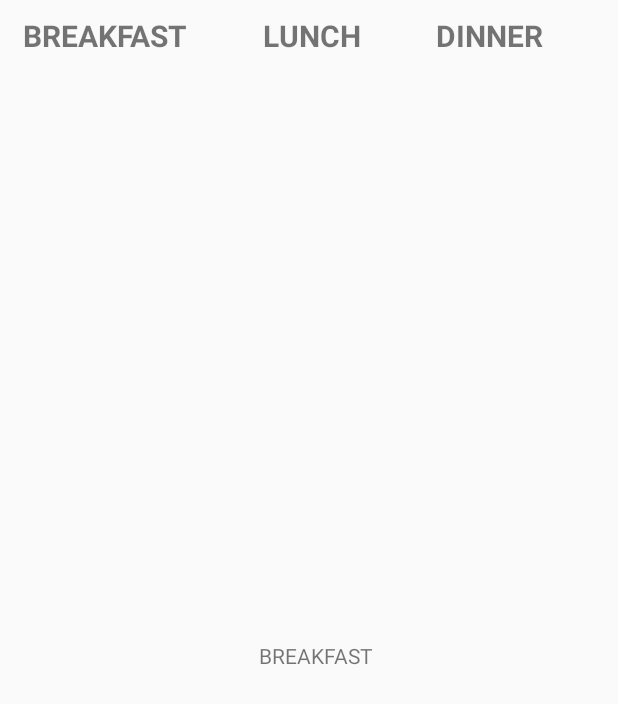
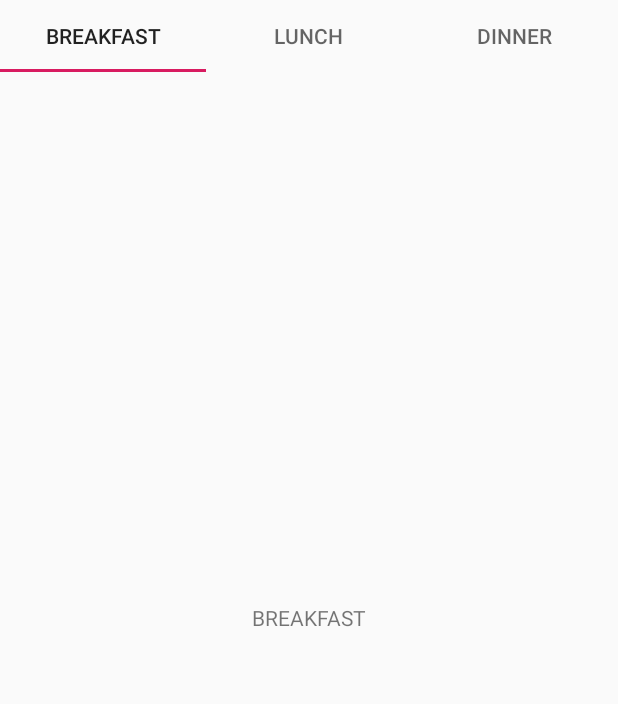
Before and after one commit to shivanijain1/foodCubesMerchant, an Android app: the Menu screen opened directly, with no data from a screen before it, on a phone screen of 412 x 824 dp. Shown: the top 704 px of the screen. Run offline under Robolectric (Android 15) with nearby library versions, the phone set to English and light mode, and no system bars.

```diff
--- a/app/src/main/java/com/example/foodcubesmerchant/MainActivity.java
+++ b/app/src/main/java/com/example/foodcubesmerchant/MainActivity.java
@@ -21,7 +21,7 @@ public class MainActivity extends AppCompatActivity implements View.OnClickListe
     protected void onCreate(Bundle savedInstanceState) {
         super.onCreate(savedInstanceState);
         setContentView(R.layout.activity_main);
-        newActivity = new Intent(MainActivity.this,Menu.class);
+        newActivity = new Intent(MainActivity.this, Menu.class);
         mon = findViewById(R.id.Monday);
         tues = findViewById(R.id.Tuesday);
         wednes = findViewById(R.id.Wednesday);
--- a/app/src/main/java/com/example/foodcubesmerchant/Menu.java
+++ b/app/src/main/java/com/example/foodcubesmerchant/Menu.java
@@ -10,26 +10,33 @@ import android.view.View;
 import android.widget.TextView;
 import android.widget.Toast;
 
+import com.google.android.material.tabs.TabItem;
+import com.google.android.material.tabs.TabLayout;
+
 public class Menu extends AppCompatActivity {
-    TextView breakfast, lunch, dinner;
+    TabItem breakfast,lunch,dinner;
+    Toolbar toolbar;
+    TabLayout tabLayout;
     ViewPager viewpager;
-    PagerViewAdapter pagerViewAdapter;
+   PagerViewAdapter pagerViewAdapter;
     // Intent newActivity;
 
     @Override
     protected void onCreate(Bundle savedInstanceState) {
         super.onCreate(savedInstanceState);
         setContentView(R.layout.activity_menu);
+        tabLayout = findViewById(R.id.tabs);
         breakfast = findViewById(R.id.Breakfast);
         lunch = findViewById(R.id.Lunch);
         dinner = findViewById(R.id.Dinner);
         // newActivity = new Intent(Menu.this, toolbar.class);
         //startActivity(newActivity);
 
-        viewpager = findViewById(R.id.toolbar);
+        viewpager = findViewById(R.id.viewpager);
         pagerViewAdapter = new PagerViewAdapter(getSupportFragmentManager());
         viewpager.setAdapter(pagerViewAdapter);
-        breakfast.setOnClickListener(new View.OnClickListener() {
+       // tabLayout.setupWithViewPager(viewpager);
+     /* breakfast.setOnClickListener(new View.OnClickListener() {
             @Override
             public void onClick(View v) {
                 viewpager.setCurrentItem(0);
@@ -47,32 +54,41 @@ public class Menu extends AppCompatActivity {
                 viewpager.setCurrentItem(2);
             }
         });
-       // getSupportActionBar().setTitle("Menu");
-        //getSupportActionBar().setDisplayHomeAsUpEnabled(true);
 
-        viewpager.addOnPageChangeListener(new ViewPager.OnPageChangeListener() {
+*/
+     viewpager.addOnPageChangeListener(new TabLayout.TabLayoutOnPageChangeListener(tabLayout));
+        tabLayout.addOnTabSelectedListener(new TabLayout.OnTabSelectedListener() {
             @Override
-            public void onPageScrolled(int position, float positionOffset, int positionOffsetPixels) {
-                onPageSelected(position);
+            public void onTabSelected(TabLayout.Tab tab) {
+                viewpager.setCurrentItem(tab.getPosition());
+                if (tab.getPosition() == 0) {
+                    pagerViewAdapter.notifyDataSetChanged();
+                }
+                if (tab.getPosition() == 1) {
+                    pagerViewAdapter.notifyDataSetChanged();
+                }
+                if (tab.getPosition() == 2) {
+                    pagerViewAdapter.notifyDataSetChanged();
+                }
             }
 
             @Override
-            public void onPageSelected(int position) {
-                onChangeTab (position);
+            public void onTabUnselected(TabLayout.Tab tab) {
+
             }
 
             @Override
-            public void onPageScrollStateChanged(int state) {
+            public void onTabReselected(TabLayout.Tab tab) {
 
             }
         });
-    }
+        // getSupportActionBar().setTitle("Menu");
+        //getSupportActionBar().setDisplayHomeAsUpEnabled(true);
 
-    private void onChangeTab(int position) {
-      /*  if (position==0) Toast.makeText(this, "breakfast", Toast.LENGTH_LONG).show();
-        if (position==1) Toast.makeText(this, "lunch", Toast.LENGTH_LONG).show();
-        if (position==2) Toast.makeText(this, "dinner", Toast.LENGTH_LONG).show();*/
+
 
     }
 
+
+
 }
--- a/app/src/main/java/com/example/foodcubesmerchant/PagerViewAdapter.java
+++ b/app/src/main/java/com/example/foodcubesmerchant/PagerViewAdapter.java
@@ -1,16 +1,22 @@
 package com.example.foodcubesmerchant;
 
+import android.os.Bundle;
+
+import androidx.annotation.Nullable;
 import androidx.fragment.app.Fragment;
 import androidx.fragment.app.FragmentManager;
 import androidx.fragment.app.FragmentPagerAdapter;
 
 class PagerViewAdapter extends FragmentPagerAdapter {
+
     public PagerViewAdapter(FragmentManager fm) {
         super(fm);
+
     }
 
     @Override
     public Fragment getItem(int position) {
+
         Fragment fragment = null;
         switch (position) {
             case 0:
@@ -25,10 +31,41 @@ class PagerViewAdapter extends FragmentPagerAdapter {
 
         }
         return fragment;
+
     }
+       /* switch (position) {
+            case 0:
+                fragment = new fragment_breakfast();
+                Bundle bundle = new Bundle();
+                bundle.putString("message", "breakfast");
+                fragment.setArguments(bundle);
+                break;
+
+            case 1:
+                fragment = new fragment_lunch();
+                Bundle bundle1 = new Bundle();
+                bundle1.putString("message", "breakfast");
+                fragment.setArguments(bundle1);
+                break;
+
+            case 2:
+                fragment = new fragment_dinner();
+                Bundle bundle2 = new Bundle();
+                bundle2.putString("message", "breakfast");
+                fragment.setArguments(bundle2);
+
+                break;
+        }
+        return fragment;
+    }*/
 
     @Override
     public int getCount() {
         return 3;
     }
+
+
+   /* public CharSequence getPageTitle(int position) {
+        return "fragment "+position+1;
+    }*/
 }
--- a/app/src/main/res/layout/activity_menu.xml
+++ b/app/src/main/res/layout/activity_menu.xml
@@ -2,18 +2,39 @@
 <RelativeLayout
     xmlns:android="http://schemas.android.com/apk/res/android"
     xmlns:app="http://schemas.android.com/apk/res-auto"
-
     xmlns:tools="http://schemas.android.com/tools"
     android:layout_width="match_parent"
     android:layout_height="match_parent"
     tools:context=".Menu" >
 
-    <include layout="@layout/activity_toolbar" />
+    <com.google.android.material.tabs.TabLayout
+        android:id="@+id/tabs"
+        android:layout_width="match_parent"
+        android:layout_height="wrap_content">
 
+        <com.google.android.material.tabs.TabItem
+            android:id="@+id/Breakfast"
+            android:layout_width="wrap_content"
+            android:layout_height="wrap_content"
+            android:text="Breakfast" />
+
+        <com.google.android.material.tabs.TabItem
+            android:id="@+id/Lunch"
+            android:layout_width="wrap_content"
+            android:layout_height="wrap_content"
+            android:text="Lunch" />
+
+        <com.google.android.material.tabs.TabItem
+            android:id="@+id/Dinner"
+            android:layout_width="wrap_content"
+            android:layout_height="wrap_content"
+            android:text="Dinner" />
+    </com.google.android.material.tabs.TabLayout>
     <androidx.viewpager.widget.ViewPager
-        android:id="@+id/toolbar"
+        android:id="@+id/viewpager"
         android:layout_width="match_parent"
         android:layout_height="match_parent"
-        android:layout_marginTop="50dp"
-        android:layout_marginLeft="10dp" />
+        />
+
+
 </RelativeLayout>
--- a/app/src/main/res/layout/activity_toolbar.xml
+++ b/app/src/main/res/layout/activity_toolbar.xml
@@ -3,24 +3,25 @@
     xmlns:app="http://schemas.android.com/apk/res-auto"
     xmlns:tools="http://schemas.android.com/tools"
     android:orientation="horizontal"
-    android:id="@+id/abc"
+    android:id="@+id/toolbar"
     android:layout_width="match_parent"
     android:layout_height="wrap_content"
     tools:context=".Menu">
-    <TextView
-        android:id="@+id/Breakfast"
-        android:layout_width="wrap_content"
-        android:layout_weight="1"
-        android:layout_height="wrap_content"
-        android:text="@string/breakfast"
-        android:textSize="20sp"
-        android:textStyle="bold"
-        android:layout_marginTop="10dp"
-        android:layout_marginLeft="15dp"
-        android:textAllCaps="true"/>
+
     <TextView
 
-        android:id="@+id/Lunch"
+        android:layout_width="wrap_content"
+        android:layout_height="wrap_content"
+        android:layout_marginLeft="15dp"
+        android:layout_marginTop="10dp"
+        android:layout_weight="1"
+        android:text="@string/breakfast"
+        android:textAllCaps="true"
+        android:textSize="20sp"
+        android:textStyle="bold" />
+    <TextView
+
+
         android:layout_width="wrap_content"
         android:layout_weight="1"
         android:layout_height="wrap_content"
@@ -31,7 +32,7 @@
         android:textAllCaps="true"/>
 
     <TextView
-        android:id="@+id/Dinner"
+
         android:layout_width="wrap_content"
         android:layout_weight="1"
         android:layout_height="wrap_content"
--- a/app/src/main/res/layout/fragment_breakfast.xml
+++ b/app/src/main/res/layout/fragment_breakfast.xml
@@ -11,8 +11,8 @@
         android:id="@+id/Breakfast"
         android:layout_width="match_parent"
         android:layout_height="match_parent"
+        android:gravity="center"
         android:text="@string/breakfast"
-        android:gravity="center"
-        android:textAllCaps="true"/>
+        android:textAllCaps="true" />
 
 </RelativeLayout>
--- a/app/src/main/res/layout/fragment_main.xml
+++ /dev/null
@@ -1,6 +0,0 @@
-<?xml version="1.0" encoding="utf-8"?>
-<LinearLayout xmlns:android="http://schemas.android.com/apk/res/android"
-    android:orientation="vertical" android:layout_width="match_parent"
-    android:layout_height="match_parent">
-
-</LinearLayout>
--- a/app/src/main/res/values/strings.xml
+++ b/app/src/main/res/values/strings.xml
@@ -17,4 +17,5 @@
     <string name="tab_text_1">Tab 1</string>
     <string name="tab_text_2">Tab 2</string>
     <string name="title_activity_menu">activity_menu</string>
+    <string name="title_activity_menus">menus</string>
 </resources>
```
Also changed, not shown: app/build.gradle (+5 -2 lines), app/src/main/AndroidManifest.xml (+8 -6 lines), app/src/main/java/com/example/foodcubesmerchant/ui/main/PageViewModel.java (deleted, +0 -26 lines), app/src/main/java/com/example/foodcubesmerchant/ui/main/PlaceholderFragment.java (deleted, +0 -61 lines), app/src/main/java/com/example/foodcubesmerchant/ui/main/SectionsPagerAdapter.java (deleted, +0 -46 lines), app/src/main/res/layout/fragment_activity_menu.xml (deleted, +0 -23 lines).
